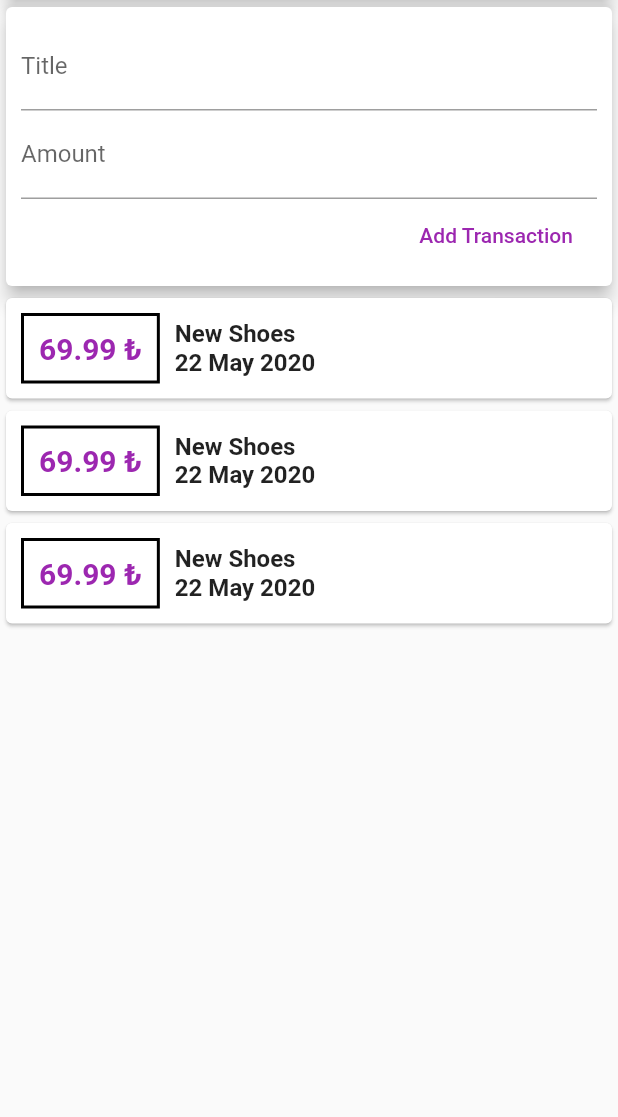
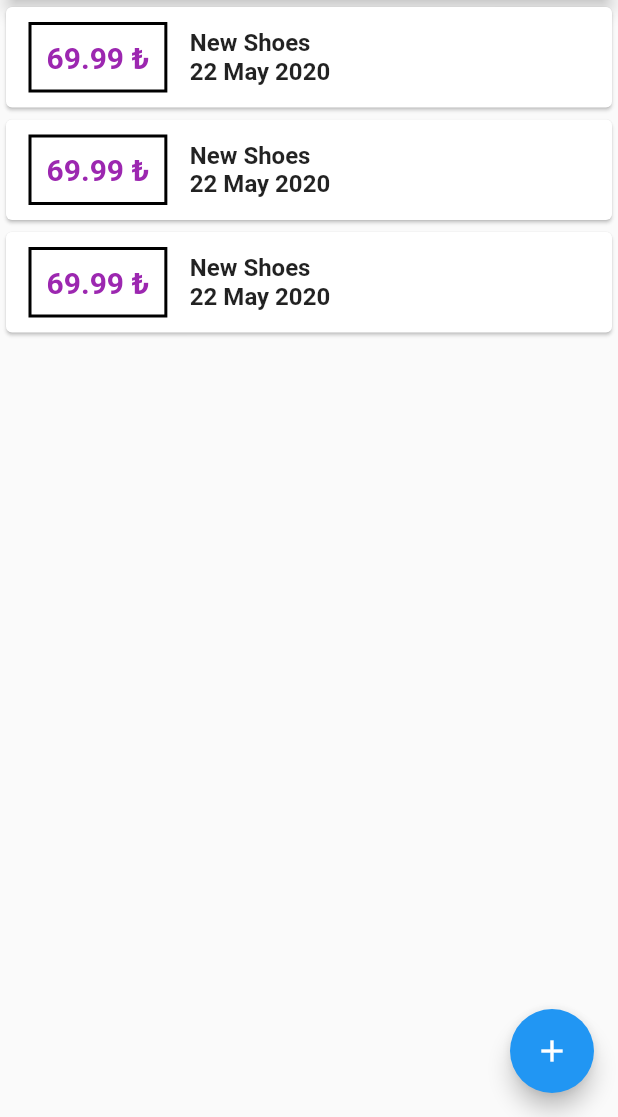
Before and after one commit to cafererensimsek/personal_expenses, a Flutter app: the screen it shows after launch, on a phone screen of 412 x 824 dp, the part 119-1236 px from its top. Run offline on Flutter 3.47's test engine with Material 2 defaults, Android fonts, the phone set to English and light mode, and no system bars.

```diff
--- a/lib/main.dart
+++ b/lib/main.dart
@@ -1,9 +1,63 @@
-import 'package:app_1/widgets/user_transactions.dart';
+import 'package:app_1/widgets/new_transactions.dart';
+import 'package:app_1/widgets/transaction_list.dart';
 import 'package:flutter/material.dart';
+import 'models/transaction.dart';
 
-void main() => runApp(MyApp());
+void main() => runApp(MaterialApp(home: MyApp()));
 
-class MyApp extends StatelessWidget {
+class MyApp extends StatefulWidget {
+  @override
+  _MyAppState createState() => _MyAppState();
+}
+
+class _MyAppState extends State<MyApp> {
+  final List<Transaction> _userTransactions = [
+    Transaction(
+      id: 't1',
+      title: 'New Shoes',
+      amount: 69.99,
+      date: DateTime.now(),
+    ),
+    Transaction(
+      id: 't1',
+      title: 'New Shoes',
+      amount: 69.99,
+      date: DateTime.now(),
+    ),
+    Transaction(
+      id: 't1',
+      title: 'New Shoes',
+      amount: 69.99,
+      date: DateTime.now(),
+    ),
+  ];
+
+  void _addNewTransaction(String txTitle, double txAmount) {
+    final newTx = Transaction(
+      title: txTitle,
+      amount: txAmount,
+      date: DateTime.now(),
+      id: DateTime.now().toString(),
+    );
+
+    setState(() {
+      _userTransactions.add(newTx);
+    });
+  }
+
+  void _startAddNewTransaction(BuildContext ctx) {
+    showModalBottomSheet(
+      context: ctx,
+      builder: (_) {
+        return GestureDetector(
+          onTap: () {},
+          child: NewTransaction(_addNewTransaction),
+          behavior: HitTestBehavior.opaque,
+        );
+      },
+    );
+  }
+
   @override
   Widget build(BuildContext context) {
     return MaterialApp(
@@ -12,7 +66,8 @@ class MyApp extends StatelessWidget {
         appBar: AppBar(
           title: Text('Expenses'),
         ),
-        body: Column(
+        body: SingleChildScrollView(
+          child: Column(
             crossAxisAlignment: CrossAxisAlignment.stretch,
             children: [
               Container(
@@ -23,8 +78,13 @@ class MyApp extends StatelessWidget {
                   elevation: 5,
                 ),
               ),
-            UserTransactions(),
+              TransactionList(_userTransactions),
             ],
+          ),
+        ),
+        floatingActionButton: FloatingActionButton(
+          child: Icon(Icons.add),
+          onPressed: () => _startAddNewTransaction(context),
         ),
       ),
     );
--- a/lib/widgets/transaction_list.dart
+++ b/lib/widgets/transaction_list.dart
@@ -2,25 +2,22 @@ import 'package:flutter/material.dart';
 import '../models/transaction.dart';
 import 'package:intl/intl.dart';
 
+class TransactionList extends StatelessWidget {
+  final List<Transaction> transactions;
 
+  TransactionList(this.transactions);
 
-class TransactionList extends StatelessWidget {
-final List<Transaction> transactions;
-
-TransactionList(this.transactions);
-
-@override
+  @override
   Widget build(BuildContext context) {
     return Container(
       height: 300,
-      child: ListView(
-        children: transactions.map((tx) {
+      child: ListView.builder(
+        itemBuilder: (ctx, index) {
           return Card(
             child: Row(
-              mainAxisAlignment: MainAxisAlignment.start,
               children: [
                 Container(
-                  margin: EdgeInsets.symmetric(vertical: 10, horizontal: 10),
+                  margin: EdgeInsets.symmetric(vertical: 10, horizontal: 15),
                   decoration: BoxDecoration(
                       border: Border.all(
                     color: Colors.black,
@@ -28,7 +25,7 @@ TransactionList(this.transactions);
                   )),
                   padding: EdgeInsets.all(10),
                   child: Text(
-                    '${tx.amount} ₺',
+                    '${transactions[index].amount.toStringAsFixed(2)} ₺',
                     style: TextStyle(
                       fontWeight: FontWeight.bold,
                       fontSize: 20,
@@ -39,18 +36,21 @@ TransactionList(this.transactions);
                 Column(
                   crossAxisAlignment: CrossAxisAlignment.start,
                   children: [
-                    Text(tx.title,
-                        style:
-                            TextStyle(fontSize: 16, fontWeight: FontWeight.bold)),
-                    Text(DateFormat('dd MMM yyyy').format(tx.date),
-                        style:
-                            TextStyle(fontSize: 16, fontWeight: FontWeight.bold)),
+                    Text(transactions[index].title,
+                        style: TextStyle(
+                            fontSize: 16, fontWeight: FontWeight.bold)),
+                    Text(
+                        DateFormat('dd MMM yyyy')
+                            .format(transactions[index].date),
+                        style: TextStyle(
+                            fontSize: 16, fontWeight: FontWeight.bold)),
                   ],
                 )
               ],
             ),
           );
-        }).toList(),
+        },
+        itemCount: transactions.length,
       ),
     );
   }
--- a/lib/widgets/user_transactions.dart
+++ /dev/null
@@ -1,52 +0,0 @@
-import 'package:app_1/models/transaction.dart';
-import 'package:flutter/material.dart';
-import 'package:app_1/widgets/new_transactions.dart';
-import '../widgets/transaction_list.dart';
-
-class UserTransactions extends StatefulWidget {
-  @override
-  _UserTransactionsState createState() => _UserTransactionsState();
-}
-
-class _UserTransactionsState extends State<UserTransactions> {
-  final List<Transaction> _userTransactions = [
-    Transaction(
-      id: 't1',
-      title: 'New Shoes',
-      amount: 69.99,
-      date: DateTime.now(),
-    ),
-    Transaction(
-      id: 't1',
-      title: 'New Shoes',
-      amount: 69.99,
-      date: DateTime.now(),
-    ),
-    Transaction(
-      id: 't1',
-      title: 'New Shoes',
-      amount: 69.99,
-      date: DateTime.now(),
-    ),
-  ];
-
-  void _addNewTransaction(String txTitle, double txAmount) {
-    final NewTx = Transaction(
-      title: txTitle,
-      amount: txAmount,
-      date: DateTime.now(),
-      id: DateTime.now().toString(),
-    );
-    setState(() {
-      _userTransactions.add(NewTx);
-    });
-  }
-
-  @override
-  Widget build(BuildContext context) {
-    return Column(children: [
-      NewTransaction(_addNewTransaction),
-      TransactionList(_userTransactions),
-    ]);
-  }
-}
```
Also changed, not shown: lib/widgets/new_transactions.dart (+18 -6 lines). Lines whose indentation alone changed are shown as unchanged.
